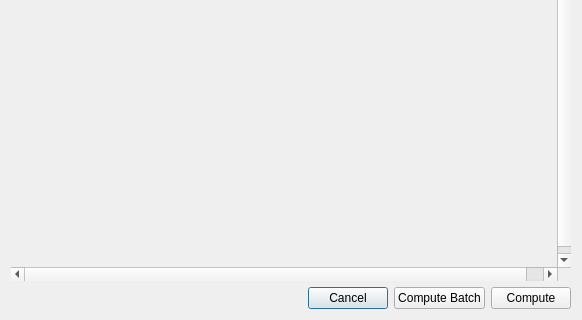
Old version of the form qt4Designer_ui_files/eogParametersDialogUi.ui in the repository cibr-jyu/meggie; both pictures show x 0 to 582 and y 637 to 957 of the 582 by 957 pixel window.
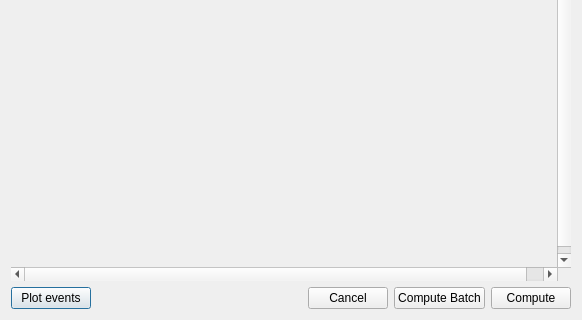
New version of the form.

Commit message: Do plot for exg events

```diff
--- a/qt4Designer_ui_files/eogParametersDialogUi.ui
+++ b/qt4Designer_ui_files/eogParametersDialogUi.ui
@@ -19,6 +19,13 @@
   <layout class="QGridLayout" name="gridLayout">
    <item row="1" column="0">
     <layout class="QHBoxLayout" name="horizontalLayout_13">
+     <item>
+      <widget class="QPushButton" name="pushButtonPlotEvents">
+       <property name="text">
+        <string>Plot events</string>
+       </property>
+      </widget>
+     </item>
      <item>
       <spacer name="horizontalSpacer">
        <property name="orientation">
```
The commit also changes 7 other files.
